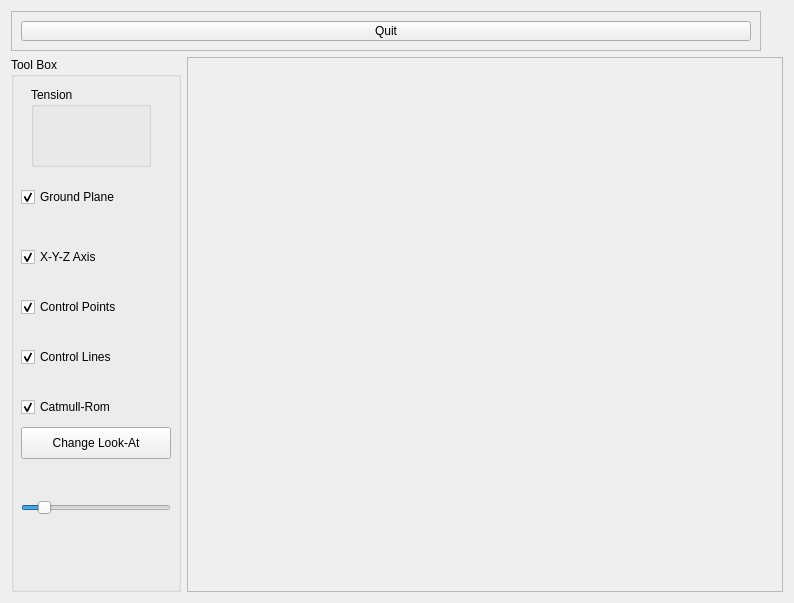
Above: mainwindow.ui from LloydThinks/CSC305_A2 before the change. Below: the same form after it.
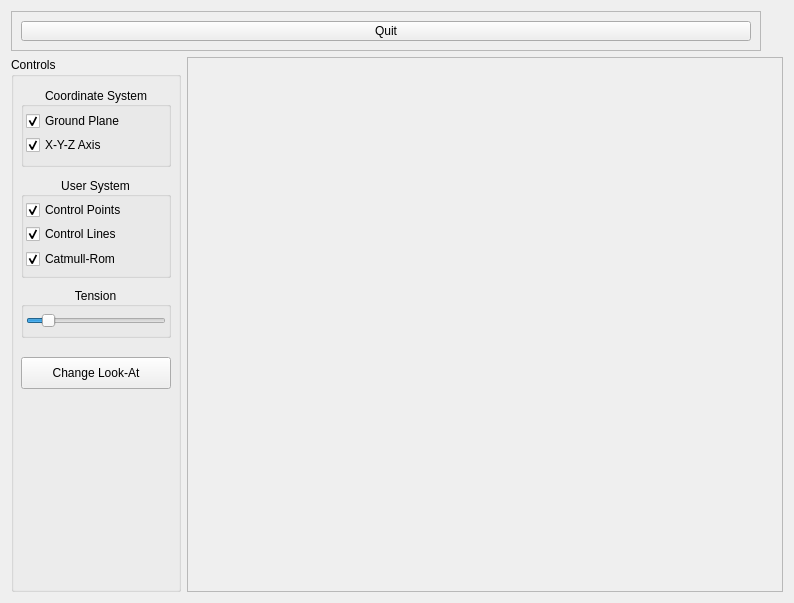
That is the form after the change.

```diff
--- a/mainwindow.ui
+++ b/mainwindow.ui
@@ -23,77 +23,13 @@
       </size>
      </property>
      <property name="title">
-      <string>Tool Box</string>
+      <string>Controls</string>
      </property>
-     <widget class="QCheckBox" name="checkBox_2">
-      <property name="geometry">
-       <rect>
-        <x>10</x>
-        <y>190</y>
-        <width>150</width>
-        <height>20</height>
-       </rect>
-      </property>
-      <property name="text">
-       <string>X-Y-Z Axis</string>
-      </property>
-      <property name="checked">
-       <bool>true</bool>
-      </property>
-     </widget>
-     <widget class="QCheckBox" name="checkBox_3">
-      <property name="geometry">
-       <rect>
-        <x>10</x>
-        <y>240</y>
-        <width>150</width>
-        <height>20</height>
-       </rect>
-      </property>
-      <property name="text">
-       <string>Control Points</string>
-      </property>
-      <property name="checked">
-       <bool>true</bool>
-      </property>
-     </widget>
-     <widget class="QCheckBox" name="checkBox_4">
-      <property name="geometry">
-       <rect>
-        <x>10</x>
-        <y>290</y>
-        <width>150</width>
-        <height>20</height>
-       </rect>
-      </property>
-      <property name="text">
-       <string>Control Lines</string>
-      </property>
-      <property name="checked">
-       <bool>true</bool>
-      </property>
-     </widget>
-     <widget class="QCheckBox" name="checkBox_5">
-      <property name="geometry">
-       <rect>
-        <x>10</x>
-        <y>340</y>
-        <width>150</width>
-        <height>20</height>
-       </rect>
-      </property>
-      <property name="text">
-       <string>Catmull-Rom</string>
-      </property>
-      <property name="checked">
-       <bool>true</bool>
-      </property>
-     </widget>
      <widget class="QPushButton" name="pushButton">
       <property name="geometry">
        <rect>
         <x>10</x>
-        <y>370</y>
+        <y>300</y>
         <width>150</width>
         <height>32</height>
        </rect>
@@ -102,28 +38,27 @@
        <string>Change Look-At</string>
       </property>
      </widget>
-     <widget class="QCheckBox" name="checkBox">
+     <widget class="QGroupBox" name="groupBox_2">
       <property name="geometry">
        <rect>
         <x>10</x>
-        <y>130</y>
+        <y>230</y>
         <width>150</width>
-        <height>20</height>
+        <height>51</height>
        </rect>
       </property>
-      <property name="text">
-       <string>Ground Plane</string>
+      <property name="title">
+       <string>Tension</string>
       </property>
-      <property name="checked">
-       <bool>true</bool>
+      <property name="alignment">
+       <set>Qt::AlignCenter</set>
       </property>
-     </widget>
      <widget class="QSlider" name="horizontalSlider">
       <property name="geometry">
        <rect>
-        <x>10</x>
-        <y>440</y>
-        <width>150</width>
+         <x>5</x>
+         <y>23</y>
+         <width>140</width>
         <height>22</height>
        </rect>
       </property>
@@ -140,18 +75,118 @@
        <enum>Qt::Horizontal</enum>
       </property>
      </widget>
-     <widget class="QGroupBox" name="groupBox_2">
+     </widget>
+     <widget class="QGroupBox" name="groupBox_3">
       <property name="geometry">
        <rect>
-        <x>20</x>
+        <x>10</x>
         <y>30</y>
-        <width>120</width>
+        <width>150</width>
         <height>80</height>
        </rect>
       </property>
       <property name="title">
-       <string>Tension</string>
+       <string>Coordinate System</string>
       </property>
+      <property name="alignment">
+       <set>Qt::AlignCenter</set>
+      </property>
+      <widget class="QCheckBox" name="checkBox">
+       <property name="geometry">
+        <rect>
+         <x>5</x>
+         <y>24</y>
+         <width>140</width>
+         <height>20</height>
+        </rect>
+       </property>
+       <property name="text">
+        <string>Ground Plane</string>
+       </property>
+       <property name="checked">
+        <bool>true</bool>
+       </property>
+      </widget>
+      <widget class="QCheckBox" name="checkBox_2">
+       <property name="geometry">
+        <rect>
+         <x>5</x>
+         <y>48</y>
+         <width>140</width>
+         <height>20</height>
+        </rect>
+       </property>
+       <property name="text">
+        <string>X-Y-Z Axis</string>
+       </property>
+       <property name="checked">
+        <bool>true</bool>
+       </property>
+      </widget>
+     </widget>
+     <widget class="QGroupBox" name="groupBox_4">
+      <property name="geometry">
+       <rect>
+        <x>10</x>
+        <y>120</y>
+        <width>150</width>
+        <height>101</height>
+       </rect>
+      </property>
+      <property name="title">
+       <string>User System</string>
+      </property>
+      <property name="alignment">
+       <set>Qt::AlignCenter</set>
+      </property>
+      <widget class="QCheckBox" name="checkBox_5">
+       <property name="geometry">
+        <rect>
+         <x>5</x>
+         <y>72</y>
+         <width>140</width>
+         <height>20</height>
+        </rect>
+       </property>
+       <property name="text">
+        <string>Catmull-Rom</string>
+       </property>
+       <property name="checked">
+        <bool>true</bool>
+       </property>
+      </widget>
+      <widget class="QCheckBox" name="checkBox_4">
+       <property name="geometry">
+        <rect>
+         <x>5</x>
+         <y>47</y>
+         <width>140</width>
+         <height>20</height>
+        </rect>
+       </property>
+       <property name="text">
+        <string>Control Lines</string>
+       </property>
+       <property name="checked">
+        <bool>true</bool>
+       </property>
+      </widget>
+      <widget class="QCheckBox" name="checkBox_3">
+       <property name="geometry">
+        <rect>
+         <x>5</x>
+         <y>23</y>
+         <width>140</width>
+         <height>20</height>
+        </rect>
+       </property>
+       <property name="text">
+        <string>Control Points</string>
+       </property>
+       <property name="checked">
+        <bool>true</bool>
+       </property>
+      </widget>
      </widget>
     </widget>
    </item>
```
Lines whose indentation alone changed are shown as unchanged.
